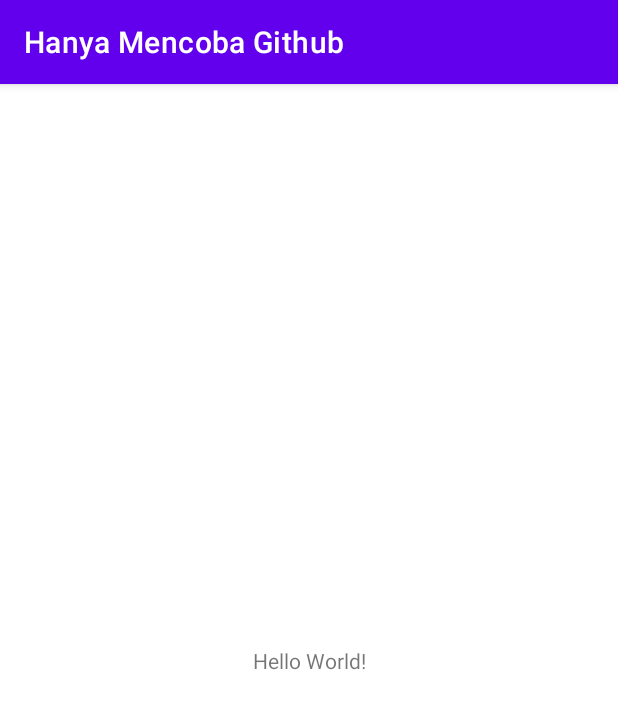
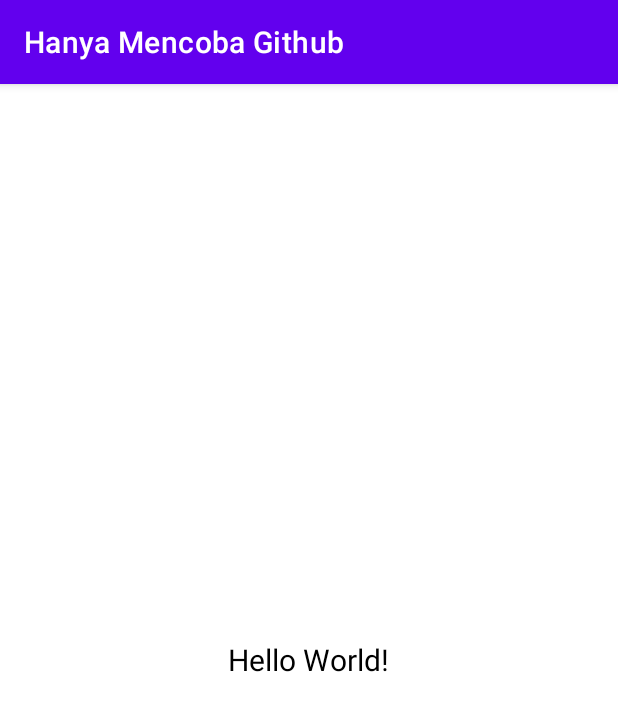
Before and after one commit to danielaquaries20/Hanya_Mencoba_Github, an Android app: the screen it shows after launch (MainActivity), on a phone screen of 412 x 824 dp. Shown: the top 711 px of the screen. Run offline under Robolectric (Android 15) with nearby library versions, the phone set to English and light mode, and no system bars.

Commit message:
Menambahkan 1 Activity

```diff
--- a/app/src/main/AndroidManifest.xml
+++ b/app/src/main/AndroidManifest.xml
@@ -9,6 +9,7 @@
         android:roundIcon="@mipmap/ic_launcher_round"
         android:supportsRtl="true"
         android:theme="@style/Theme.HanyaMencobaGithub">
+        <activity android:name=".MainActivity2"></activity>
         <activity android:name=".MainActivity">
             <intent-filter>
                 <action android:name="android.intent.action.MAIN" />
--- a/app/src/main/res/layout/activity_main.xml
+++ b/app/src/main/res/layout/activity_main.xml
@@ -1,18 +1,19 @@
 <?xml version="1.0" encoding="utf-8"?>
-<androidx.constraintlayout.widget.ConstraintLayout xmlns:android="http://schemas.android.com/apk/res/android"
+<LinearLayout xmlns:android="http://schemas.android.com/apk/res/android"
     xmlns:app="http://schemas.android.com/apk/res-auto"
     xmlns:tools="http://schemas.android.com/tools"
     android:layout_width="match_parent"
     android:layout_height="match_parent"
+    android:gravity="center"
+    android:orientation="vertical"
     tools:context=".MainActivity">
 
     <TextView
         android:layout_width="wrap_content"
         android:layout_height="wrap_content"
+        android:layout_gravity="center"
         android:text="Hello World!"
-        app:layout_constraintBottom_toBottomOf="parent"
-        app:layout_constraintLeft_toLeftOf="parent"
-        app:layout_constraintRight_toRightOf="parent"
-        app:layout_constraintTop_toTopOf="parent" />
+        android:textColor="@color/black"
+        android:textSize="20sp" />
 
-</androidx.constraintlayout.widget.ConstraintLayout>
+</LinearLayout>
```
Also changed, not shown: app/src/main/java/com/example/hanyamencobagithub/MainActivity2.kt (added, +11 -0 lines), app/src/main/res/layout/activity_main2.xml (added, +9 -0 lines).
